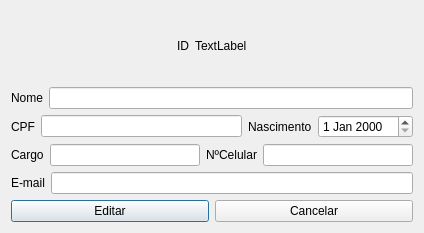
First picture: the form in clinica_cpp/edicaocolaboradores.ui, repository juander/Projeto_CPP, before the edit.
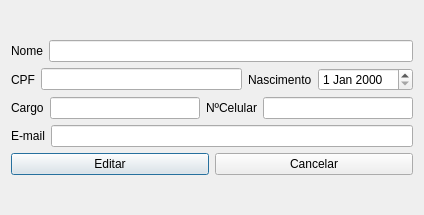
Second picture: the form after the edit.

Patch:
```diff
--- a/clinica_cpp/edicaocolaboradores.ui
+++ b/clinica_cpp/edicaocolaboradores.ui
@@ -7,7 +7,7 @@
     <x>0</x>
     <y>0</y>
     <width>424</width>
-    <height>233</height>
+    <height>215</height>
    </rect>
   </property>
   <property name="windowTitle">
@@ -16,50 +16,6 @@
   <layout class="QVBoxLayout" name="verticalLayout_2">
    <item>
     <layout class="QVBoxLayout" name="verticalLayout">
-     <item>
-      <layout class="QHBoxLayout" name="horizontalLayout_10">
-       <item>
-        <spacer name="horizontalSpacer">
-         <property name="orientation">
-          <enum>Qt::Orientation::Horizontal</enum>
-         </property>
-         <property name="sizeHint" stdset="0">
-          <size>
-           <width>40</width>
-           <height>20</height>
-          </size>
-         </property>
-        </spacer>
-       </item>
-       <item>
-        <widget class="QLabel" name="label_8">
-         <property name="text">
-          <string>ID</string>
-         </property>
-        </widget>
-       </item>
-       <item>
-        <widget class="QLabel" name="txtID">
-         <property name="text">
-          <string>TextLabel</string>
-         </property>
-        </widget>
-       </item>
-       <item>
-        <spacer name="horizontalSpacer_3">
-         <property name="orientation">
-          <enum>Qt::Orientation::Horizontal</enum>
-         </property>
-         <property name="sizeHint" stdset="0">
-          <size>
-           <width>40</width>
-           <height>20</height>
-          </size>
-         </property>
-        </spacer>
-       </item>
-      </layout>
-     </item>
      <item>
       <layout class="QHBoxLayout" name="horizontalLayout">
        <item>
```
